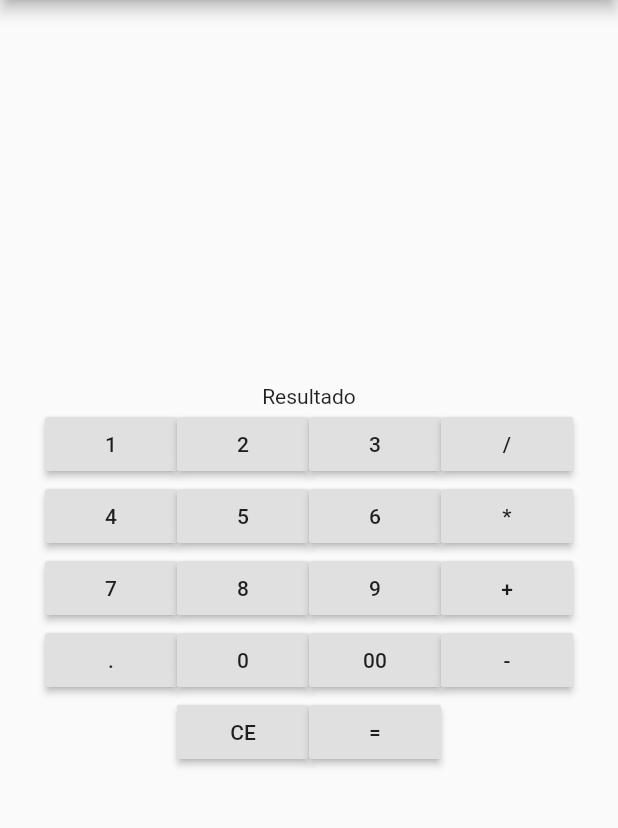
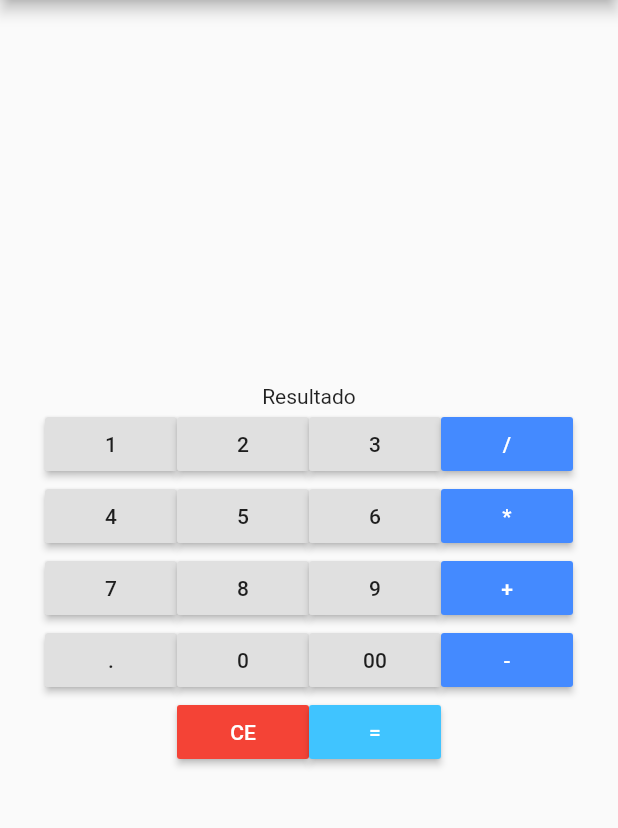
Before and after one commit to acuevas920516/flutter_calc, a Flutter app: the screen it shows after launch, on a phone screen of 412 x 824 dp, the part 84-912 px from its top. Run offline on Flutter 3.47's test engine with Material 2 defaults, Android fonts, the phone set to English and light mode, and no system bars.

Commit message:
Update colors

```diff
--- a/lib/main.dart
+++ b/lib/main.dart
@@ -117,6 +117,8 @@ class _MyHomePageState extends State<MyHomePage> {
                 ),
                 RaisedButton(
                     onPressed: _incrementCounter,
+                    color:  Colors.blueAccent,
+                    textColor: Colors.white,
                     child: Text(
                         "/"
                     )
@@ -146,6 +148,8 @@ class _MyHomePageState extends State<MyHomePage> {
                 ),
                 RaisedButton(
                     onPressed: _incrementCounter,
+                    color:  Colors.blueAccent,
+                    textColor: Colors.white,
                     child: Text(
                         "*"
                     )
@@ -175,6 +179,8 @@ class _MyHomePageState extends State<MyHomePage> {
                 ),
                 RaisedButton(
                     onPressed: _incrementCounter,
+                    color:  Colors.blueAccent,
+                    textColor: Colors.white,
                     child: Text(
                         "+"
                     )
@@ -204,6 +210,8 @@ class _MyHomePageState extends State<MyHomePage> {
                   ),
                   RaisedButton(
                     onPressed: _incrementCounter,
+                    color:  Colors.blueAccent,
+                    textColor: Colors.white,
                     child: Text(
                         "-"
                     ),
@@ -215,12 +223,16 @@ class _MyHomePageState extends State<MyHomePage> {
               children: <Widget>[
                 RaisedButton(
                   onPressed: _incrementCounter,
+                  color:  Colors.red,
+                  textColor: Colors.white,
                   child: Text(
                       "CE"
                   ),
                 ),
                 RaisedButton(
                   onPressed: _incrementCounter,
+                  color:  Colors.lightBlueAccent,
+                  textColor: Colors.white,
                   child: Text(
                       "="
                   ),
```
